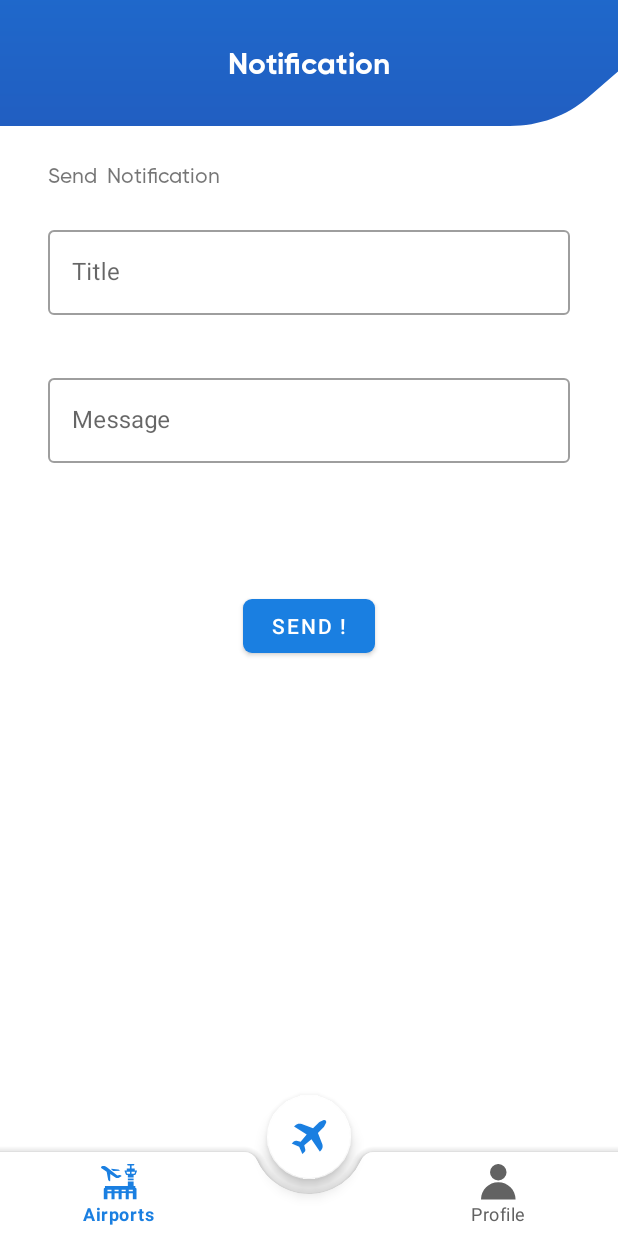
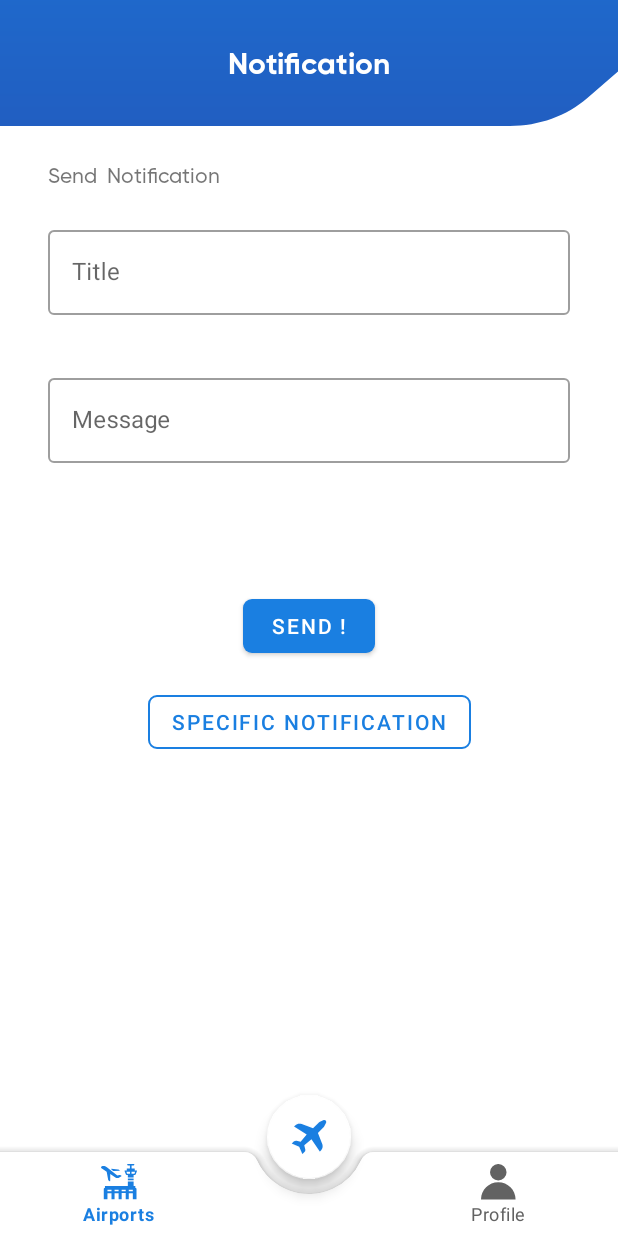
Before and after one commit to emre-ozcan/Flight-App, an Android app: the NotificationFragment screen opened through its navigation route, on a phone screen of 412 x 824 dp. Run offline under Robolectric (Android 15) with nearby library versions, the phone set to English and light mode, and no system bars; our stand-ins replace Firebase (no records; nobody signed in at launch, a user with empty details on screens opened directly), navigation-ui; libraries missing offline, so code that uses them is left out: com.karumi.dexter; 6 statements that could not run were skipped.

Commit message:
Specific Date and Time Notification

```diff
--- a/app/src/main/java/com/emreozcan/flightapp/ui/LoginActivity.kt
+++ b/app/src/main/java/com/emreozcan/flightapp/ui/LoginActivity.kt
@@ -59,7 +59,7 @@ class LoginActivity : AppCompatActivity() {
 
         val intent = Intent(applicationContext,NotificationService::class.java)
         val pendingIntent = PendingIntent.getBroadcast(applicationContext,0,intent,PendingIntent.FLAG_UPDATE_CURRENT)
-        val alarmManager: AlarmManager = getSystemService(ALARM_SERVICE) as AlarmManager
+        val alarmManager = getSystemService(ALARM_SERVICE) as AlarmManager
 
         alarmManager.setRepeating(AlarmManager.RTC_WAKEUP,calendar.timeInMillis,AlarmManager.INTERVAL_DAY,pendingIntent)
 
--- a/app/src/main/res/layout/fragment_notification.xml
+++ b/app/src/main/res/layout/fragment_notification.xml
@@ -91,4 +91,17 @@
         app:layout_constraintStart_toStartOf="@+id/textInputLayout_title"
         app:layout_constraintTop_toBottomOf="@+id/toolbar" />
 
+    <Button
+        android:id="@+id/buttonSpecific"
+        android:layout_width="wrap_content"
+        android:layout_height="wrap_content"
+        android:layout_marginTop="16dp"
+        style="?attr/materialButtonOutlinedStyle"
+        android:text="SPECIFIC NOTIFICATION"
+        app:strokeColor="@color/teal_200"
+        app:cornerRadius="6dp"
+        app:layout_constraintEnd_toEndOf="@+id/buttonNotification"
+        app:layout_constraintStart_toStartOf="@+id/buttonNotification"
+        app:layout_constraintTop_toBottomOf="@+id/buttonNotification" />
+
 </androidx.constraintlayout.widget.ConstraintLayout>
```
Also changed, not shown: app/src/main/java/com/emreozcan/flightapp/ui/fragments/notification/NotificationFragment.kt (+78 -1 lines), app/src/main/java/com/emreozcan/flightapp/util/SplittedDate.kt (added, +40 -0 lines).
